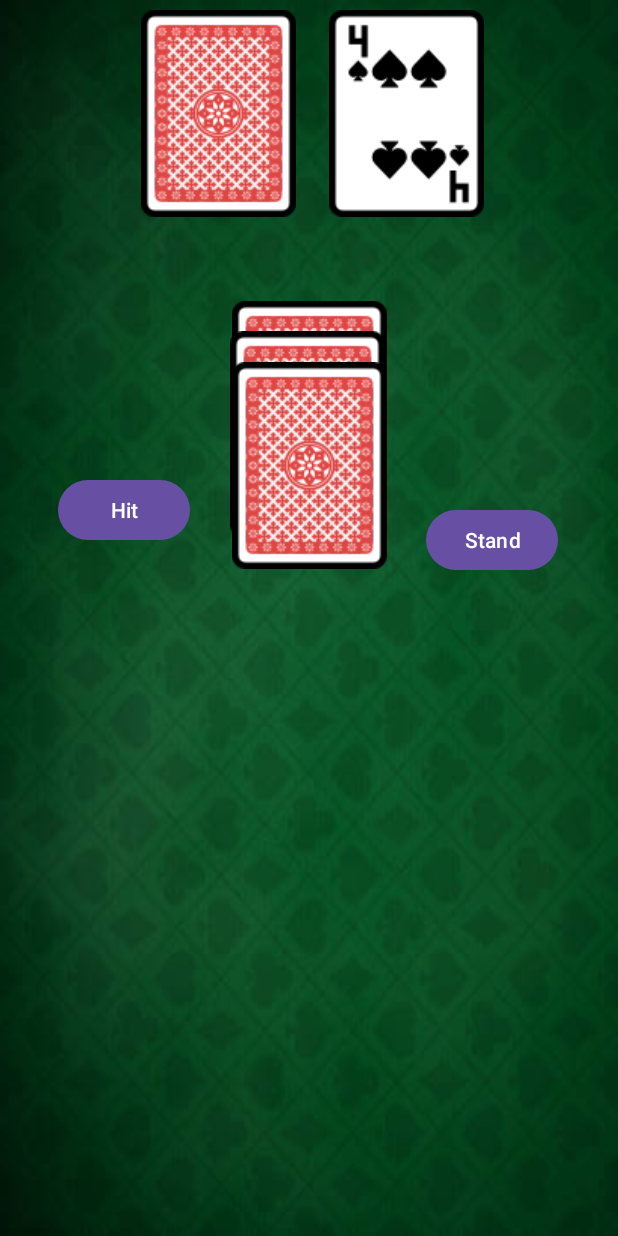
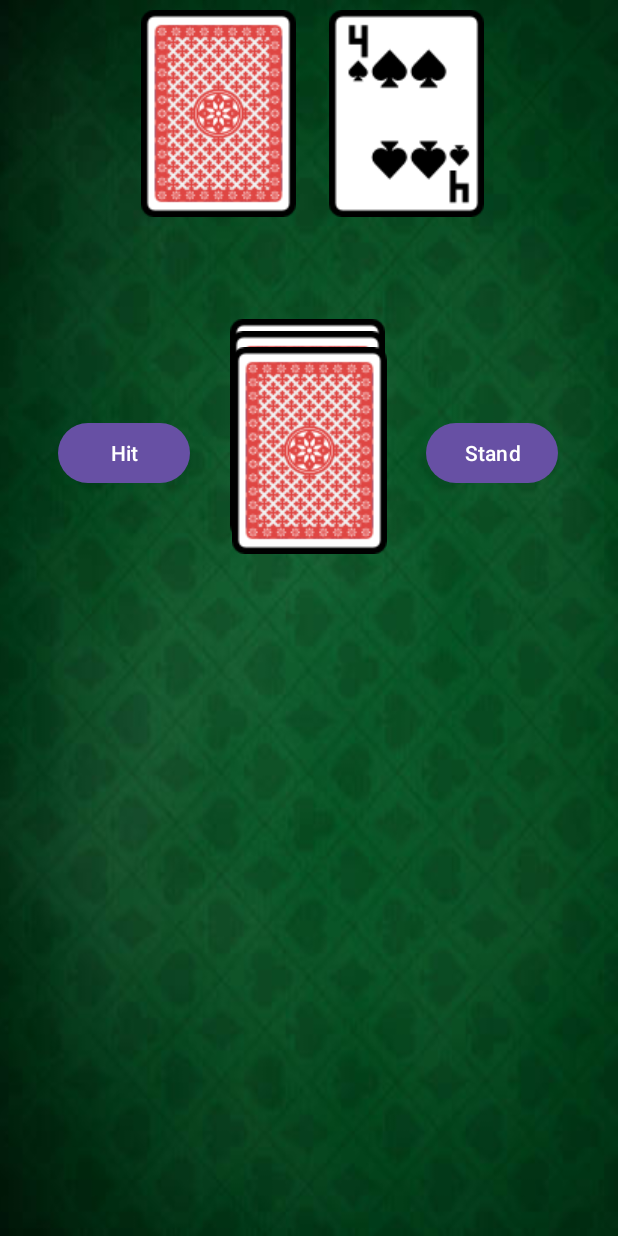
Before and after one commit to EricHeinrichsUAB/AUCSC220_Group5W25, an Android app: the PlayActivity screen opened directly, with no data from a screen before it, on a phone screen of 412 x 824 dp. Run offline under Robolectric (Android 15) with nearby library versions, the light colour scheme and no system bars; 6 statements that could not run were skipped.

Commit message:
Change play_screen to have dynamic elements instead of static

```diff
--- a/app/src/main/res/layout/play_screen.xml
+++ b/app/src/main/res/layout/play_screen.xml
@@ -19,18 +19,19 @@
         app:srcCompat="@drawable/back_of_card" />
 
     <ImageView
-        android:id="@+id/imageView5"
+        android:id="@+id/bottomOfDeck"
         android:layout_width="wrap_content"
         android:layout_height="wrap_content"
         app:layout_constraintBottom_toBottomOf="parent"
         app:layout_constraintEnd_toEndOf="parent"
+        app:layout_constraintHorizontal_bias="0.496"
         app:layout_constraintStart_toStartOf="parent"
         app:layout_constraintTop_toTopOf="parent"
-        app:layout_constraintVertical_bias="0.293"
+        app:layout_constraintVertical_bias="0.31"
         app:srcCompat="@drawable/back_of_card" />
 
     <ImageView
-        android:id="@+id/imageView6"
+        android:id="@+id/middleOfDeck"
         android:layout_width="wrap_content"
         android:layout_height="wrap_content"
         app:layout_constraintBottom_toBottomOf="parent"
@@ -42,14 +43,14 @@
         app:srcCompat="@drawable/back_of_card" />
 
     <ImageView
-        android:id="@+id/imageView7"
+        android:id="@+id/topOfDeck"
         android:layout_width="wrap_content"
         android:layout_height="wrap_content"
         app:layout_constraintBottom_toBottomOf="parent"
         app:layout_constraintEnd_toEndOf="parent"
         app:layout_constraintStart_toStartOf="parent"
         app:layout_constraintTop_toTopOf="parent"
-        app:layout_constraintVertical_bias="0.352"
+        app:layout_constraintVertical_bias="0.337"
         app:srcCompat="@drawable/back_of_card" />
 
     <ImageView
@@ -68,29 +69,34 @@
         android:id="@+id/hitButton"
         android:layout_width="wrap_content"
         android:layout_height="wrap_content"
-        android:layout_marginBottom="460dp"
+        android:layout_marginTop="231dp"
+        android:layout_marginBottom="452dp"
         android:text="Hit"
         app:layout_constraintBottom_toBottomOf="parent"
         app:layout_constraintEnd_toEndOf="parent"
         app:layout_constraintHorizontal_bias="0.12"
-        app:layout_constraintStart_toStartOf="parent" />
+        app:layout_constraintStart_toStartOf="parent"
+        app:layout_constraintTop_toTopOf="parent" />
 
     <Button
         android:id="@+id/standButton"
         android:layout_width="wrap_content"
         android:layout_height="wrap_content"
-        android:layout_marginBottom="440dp"
+        android:layout_marginTop="231dp"
+        android:layout_marginBottom="452dp"
         android:text="Stand"
         app:layout_constraintBottom_toBottomOf="parent"
         app:layout_constraintEnd_toEndOf="parent"
         app:layout_constraintHorizontal_bias="0.876"
-        app:layout_constraintStart_toStartOf="parent" />
+        app:layout_constraintStart_toStartOf="parent"
+        app:layout_constraintTop_toTopOf="parent" />
 
     <LinearLayout
         android:id="@+id/playerHand"
-        android:layout_width="411dp"
-        android:layout_height="124dp"
-        android:layout_marginTop="591dp"
+        android:layout_width="410dp"
+        android:layout_height="139dp"
+        android:layout_marginTop="576dp"
+        android:isScrollContainer="true"
         android:orientation="horizontal"
         app:layout_constraintStart_toStartOf="parent"
         app:layout_constraintTop_toTopOf="parent"></LinearLayout>
```
